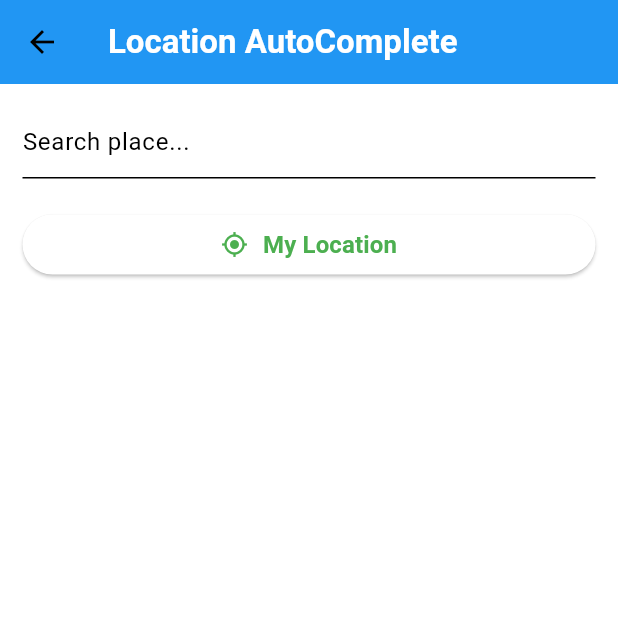
After one commit to Abdallemo/DoorDash-Smart-Food-App, a Flutter app: the MyAddressApi screen opened directly, on a phone screen of 412 x 824 dp, the top half of it. The commit adds this screen. Run offline on Flutter 3.47's test engine with Material 3 defaults, Android fonts, the phone set to English and light mode, and no system bars.

Commit message:
done for the night

```diff
--- a/lib/main.dart
+++ b/lib/main.dart
@@ -1,5 +1,6 @@
 import 'package:dashdoor/Auth/login_or_regsiter.dart';
 import 'package:dashdoor/pages/login_page.dart';
+import 'package:dashdoor/pages/my_address_api.dart';
 import 'package:dashdoor/pages/register_page.dart';
 import 'package:dashdoor/themes/theme_switcher.dart';
 import 'package:flutter/material.dart';
@@ -19,7 +20,7 @@ class MyApp extends StatelessWidget {
   Widget build(BuildContext context) {
     return MaterialApp(
       debugShowCheckedModeBanner: false,
-      home: LoginOrRegsiter(),
+      home:const LoginOrRegsiter(),
       theme:  Provider.of<ThemeSwitcher>(context).themeData,
     );
   }
--- /dev/null
+++ b/lib/pages/my_address_api.dart
@@ -0,0 +1,133 @@
+import 'dart:convert';
+
+import 'package:flutter/foundation.dart';
+import 'package:flutter/material.dart';
+import 'package:uuid/uuid.dart';
+import 'package:http/http.dart' as http;
+
+class MyAddressApi extends StatefulWidget {
+  const MyAddressApi({super.key});
+
+  @override
+  MyAddressApiState createState() => MyAddressApiState();
+}
+
+class MyAddressApiState extends State<MyAddressApi> {
+  final searchController = TextEditingController();
+  final String token = '1234567890';
+  var uuid = const Uuid();
+  List<dynamic> listOfLocation = [];
+  @override
+  void initState() {
+     super.initState();
+    searchController.addListener(() {
+      _onChange();
+    });
+
+  }
+
+  _onChange() {
+    placeSuggestion(searchController.text);
+  }
+
+  void placeSuggestion(String input) async {
+    const String apiKey = "AIzaSyAyrrAC-BsSCmbVFglr91Zp6yNMSGwECqs";
+    try {
+      String bassedUrl =
+          "https://maps.googleapis.com/maps/api/place/autocomplete/json";
+      String request =
+           '$bassedUrl?input=$input&key=$apiKey&sessiontoken=$token';
+      var response = await http.get(Uri.parse(request));
+      var data = json.decode(response.body);
+      if (kDebugMode) {
+        print(data);
+      }
+      if (response.statusCode == 200) {
+        setState(() {
+          listOfLocation = json.decode(response.body)['predictions'];
+        });
+      } else {}
+      throw Exception("Fail to load");
+    } catch (e) {
+      print(e.toString());
+    }
+  }
+
+  @override
+  Widget build(BuildContext context) {
+    return Scaffold(
+      appBar: AppBar(
+        backgroundColor: Colors.blue,
+        title: const Text(
+          "Location AutoComplete",
+          style: TextStyle(
+            fontWeight: FontWeight.bold,
+            color: Colors.white,
+          ),
+        ),
+      ),
+      body: Padding(
+        padding: const EdgeInsets.all(15),
+        child: Column(
+          children: [
+            TextField(
+              controller: searchController,
+              decoration: const InputDecoration(
+                hintText: "Search place...",
+              ),
+              onChanged: (value) {
+                setState(() {});
+              },
+            ),
+            Visibility(
+              visible: searchController.text.isEmpty ? false : true,
+              child: Expanded(
+                child: ListView.builder(
+                    shrinkWrap: true,
+                    physics: const NeverScrollableScrollPhysics(),
+                    itemCount: listOfLocation.length,
+                    itemBuilder: (context, index) {
+                      return GestureDetector(
+                        onTap: () async {},
+                        child: ListTile(
+                           title:  Text(
+                            listOfLocation[index]["description"],
+                          ),
+                        ),
+                      );
+                    }),
+              ),
+            ),
+            Visibility(
+              visible: searchController.text.isEmpty ? true : false,
+              child: Container(
+                margin: const EdgeInsets.only(top: 20),
+                child: ElevatedButton(
+                  onPressed: () {},
+                  child: const Row(
+                    mainAxisAlignment: MainAxisAlignment.center,
+                    children: [
+                      Icon(
+                        Icons.my_location,
+                        color: Colors.green,
+                      ),
+                      SizedBox(width: 10),
+                      Text(
+                        "My Location",
+                        style: TextStyle(
+                          fontWeight: FontWeight.bold,
+                          fontSize: 16,
+                          color: Colors.green,
+                        ),
+                      )
+                    ],
+                  ),
+                ),
+              ),
+            ),
+          ],
+        ),
+      ),
+    );
+  }
+}
--- a/pubspec.yaml
+++ b/pubspec.yaml
@@ -31,6 +31,7 @@ dependencies:
   flutter:
     sdk: flutter
   http: ^1.0.0
+  uuid: ^4.4.0
 
 
   # The following adds the Cupertino Icons font to your application.
```
Also changed, not shown: lib/components/my_address_api.dart (deleted, +0 -22 lines), pubspec.lock.
